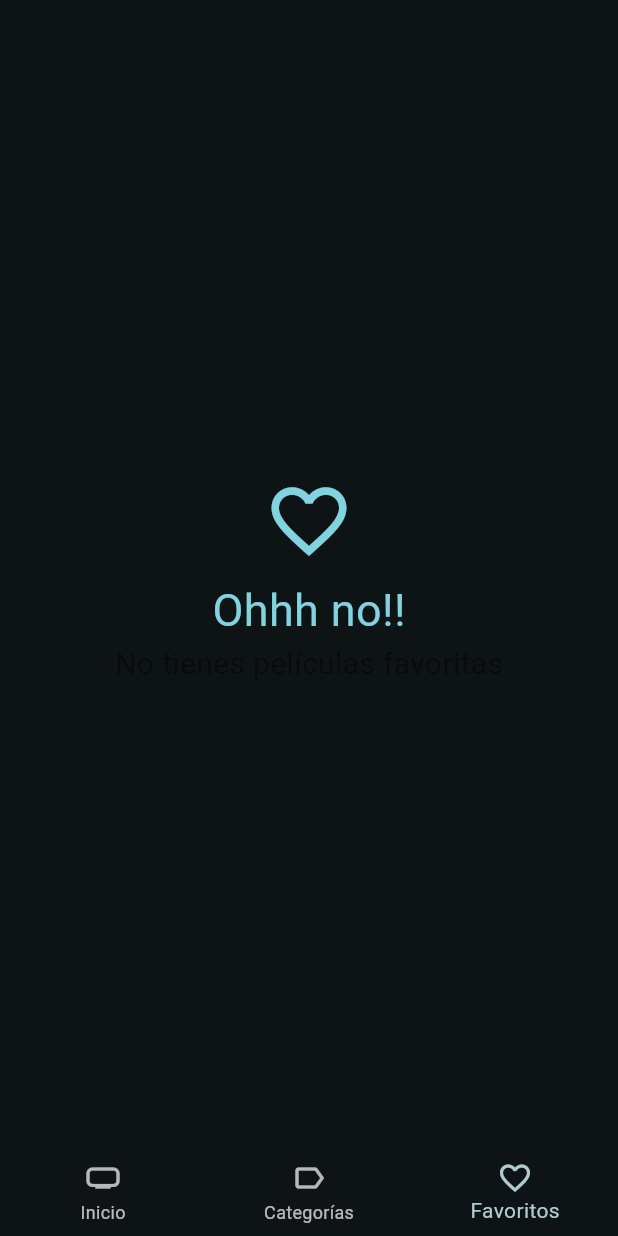
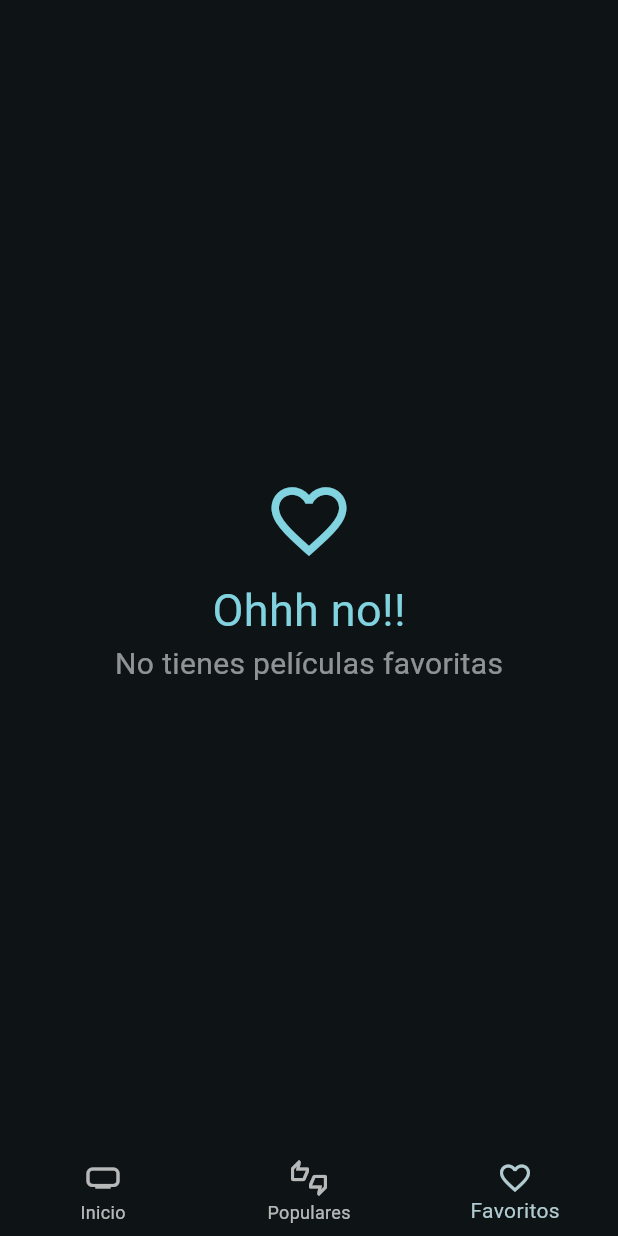
Before and after one commit to CarlosGrisales/app_cinemapedia, a Flutter app: the screen it shows after launch, item 3 of the bottom bar chosen, on a phone screen of 412 x 824 dp. Run offline on Flutter 3.47's test engine with Material 3 defaults, Android fonts, the phone set to English and light mode, and no system bars; our stand-ins replace animate_do, card_swiper, dio, flutter_dotenv, flutter_riverpod, go_router and 1 more; accounts and stored records are empty; generated files the repository leaves out were written again; network calls fail.

Commit message:
vista peliculas populares

```diff
--- a/lib/presentation/screens/movies/home_screen.dart
+++ b/lib/presentation/screens/movies/home_screen.dart
@@ -1,3 +1,4 @@
+import 'package:app_cinemapedia/presentation/views/movies/popular_view.dart';
 import 'package:app_cinemapedia/presentation/widgets/widgets.dart';
 import 'package:flutter/material.dart';
 
@@ -17,7 +18,7 @@ class HomeScreen extends StatelessWidget {
 
   final viewRoutes =  const <Widget>[
     HomeView(),
-    SizedBox(), // <--- categorias View
+    PopularView(), // <--- categorias View
     FavoritesView(),
   ];
 
--- a/lib/presentation/views/movies/favorites_view.dart
+++ b/lib/presentation/views/movies/favorites_view.dart
@@ -61,7 +61,7 @@ class FavoriresViewState extends ConsumerState<FavoritesView> {
                 ),
                 const Text(
                   'No tienes películas favoritas',
-                  style: TextStyle(fontSize: 20, color: Colors.black45),
+                  style: TextStyle(fontSize: 20, color: Colors.white54),
                 )
               ]),
         ),
--- a/lib/presentation/widgets/shared/custom_appbar.dart
+++ b/lib/presentation/widgets/shared/custom_appbar.dart
@@ -22,7 +22,7 @@ class CustomAppbar extends ConsumerWidget {
           child: Row(
             children: [
                Icon( Icons.movie_outlined, color: colors.primary ),
-              const SizedBox( width: 5 ),
+              const SizedBox( width: 10 ),
               Text('Cinemapedia', style: titleStyle ),
 
               const Spacer(),
--- a/lib/presentation/widgets/shared/custom_bottom_navigation.dart
+++ b/lib/presentation/widgets/shared/custom_bottom_navigation.dart
@@ -40,9 +40,9 @@ class CustomBottomNavigation extends StatelessWidget {
           icon: Icon( Icons.home_max ),
           label: 'Inicio'
         ),
-        BottomNavigationBarItem(
-          icon: Icon( Icons.label_outline ),
-          label: 'Categorías'
+          BottomNavigationBarItem(
+          icon: Icon( Icons.thumbs_up_down_outlined ),
+          label: 'Populares'
         ),
         BottomNavigationBarItem(
           icon: Icon( Icons.favorite_outline ),
```
Also changed, not shown: lib/presentation/views/movies/popular_view.dart (added, +30 -0 lines).
